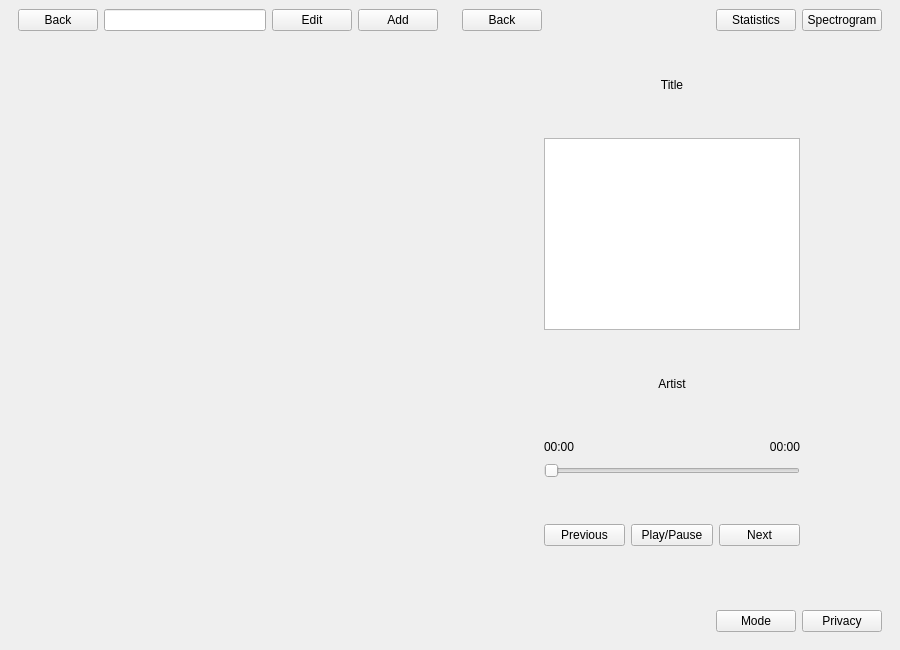
Above: application-forms/mainwindow.ui from 21kistu/rhythmbox-reloaded-desktop before the change. Below: the same form after it.
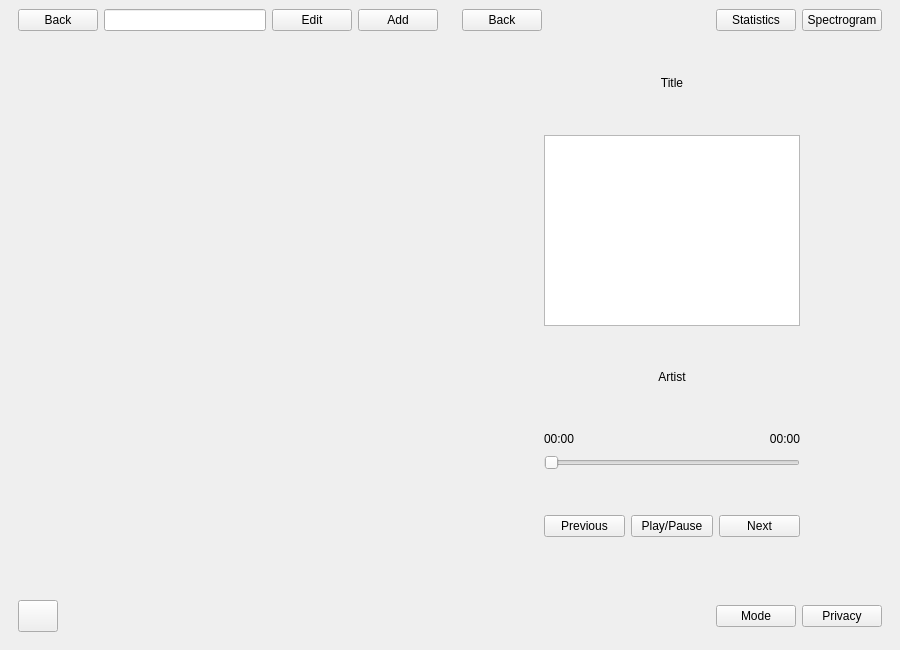
That is the form after the change.

Commit message: ui(minified): bottom bar shortcut to track view

Diff of the .ui file:
```diff
--- a/application-forms/mainwindow.ui
+++ b/application-forms/mainwindow.ui
@@ -104,7 +104,7 @@
               <x>0</x>
               <y>0</y>
               <width>419</width>
-              <height>549</height>
+              <height>539</height>
              </rect>
             </property>
             <property name="sizePolicy">
@@ -414,16 +414,59 @@
       <property name="minimumSize">
        <size>
         <width>0</width>
-        <height>40</height>
+        <height>50</height>
        </size>
       </property>
       <property name="maximumSize">
        <size>
         <width>16777215</width>
-        <height>40</height>
+        <height>50</height>
        </size>
       </property>
       <layout class="QHBoxLayout" name="horizontalLayout_4">
+       <item>
+        <widget class="QWidget" name="bottomTrack" native="true">
+         <property name="sizePolicy">
+          <sizepolicy hsizetype="Preferred" vsizetype="Expanding">
+           <horstretch>0</horstretch>
+           <verstretch>0</verstretch>
+          </sizepolicy>
+         </property>
+         <layout class="QGridLayout" name="gridLayout">
+          <property name="leftMargin">
+           <number>0</number>
+          </property>
+          <property name="topMargin">
+           <number>0</number>
+          </property>
+          <property name="rightMargin">
+           <number>0</number>
+          </property>
+          <property name="bottomMargin">
+           <number>0</number>
+          </property>
+          <item row="0" column="0">
+           <widget class="QPushButton" name="bottomTrackTitle">
+            <property name="sizePolicy">
+             <sizepolicy hsizetype="Preferred" vsizetype="Minimum">
+              <horstretch>0</horstretch>
+              <verstretch>0</verstretch>
+             </sizepolicy>
+            </property>
+            <property name="minimumSize">
+             <size>
+              <width>0</width>
+              <height>0</height>
+             </size>
+            </property>
+            <property name="text">
+             <string/>
+            </property>
+           </widget>
+          </item>
+         </layout>
+        </widget>
+       </item>
        <item>
         <spacer name="horizontalSpacer_2">
          <property name="orientation">
```
The commit also changes 2 other files.
